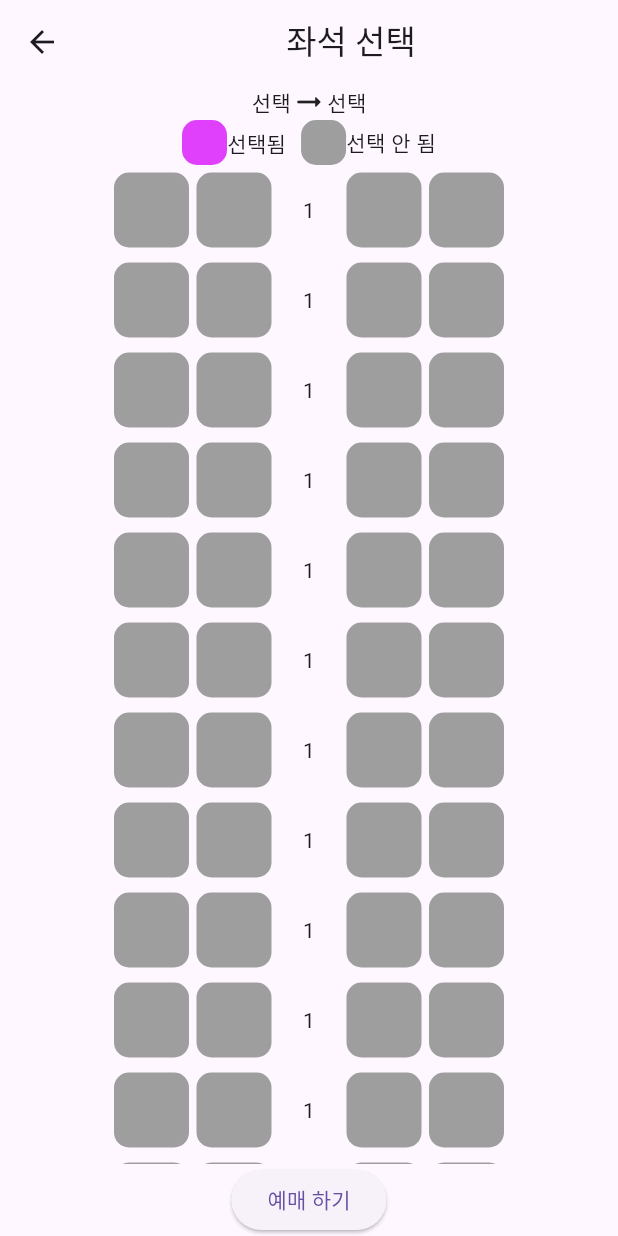
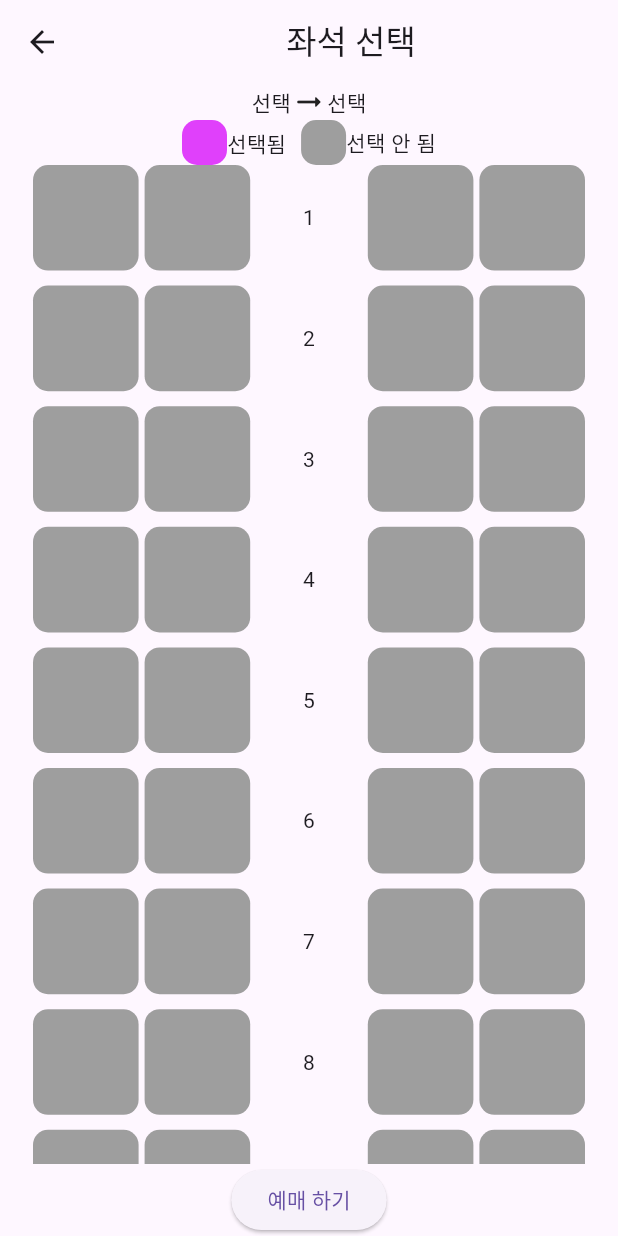
Before and after one commit to jinsung99123/flutter_train_app, a Flutter app: the screen it shows after launch, after a tap on "좌석 선택", on a phone screen of 412 x 824 dp. Run offline on Flutter 3.47's test engine with Material 3 defaults, Android fonts, the phone set to English and light mode, and no system bars.

Commit message:
좌석 세부 정보 확인을 위한 좌석 코드 재조정

```diff
--- a/lib/main.dart
+++ b/lib/main.dart
@@ -57,7 +57,7 @@ class _HomePageState extends State<HomePage> {
                         children: [
                           GestureDetector(
                             onTap: () async {
-                              String selectStation = await Navigator.push(context,
+                              final selectStation = await Navigator.push(context,
                               MaterialPageRoute(builder: (context)=>StationListPage(title:'출발역')));
 
                               if (selectStation !=null) {setState((){
@@ -81,7 +81,7 @@ class _HomePageState extends State<HomePage> {
 
                           GestureDetector(
                             onTap: () async {
-                              String selectEndStation = await Navigator.push(context,
+                              final selectEndStation = await Navigator.push(context,
                               MaterialPageRoute(builder: (context)=>StationListPage(title:'도착역')));
 
                               if (selectEndStation!=null) {setState(() {
--- a/lib/seat_page/seat_page.dart
+++ b/lib/seat_page/seat_page.dart
@@ -1,10 +1,18 @@
 import 'package:flutter/material.dart';
 
-class SeatPage extends StatelessWidget {
+class SeatPage extends StatefulWidget {
   String start;
   String end;
 
   SeatPage({required this.start,required this.end});
+
+  @override
+  State<SeatPage> createState() => _SeatPageState();
+}
+
+class _SeatPageState extends State<SeatPage> {
+
+
 
 
   @override
@@ -23,9 +31,9 @@ class SeatPage extends StatelessWidget {
           Row(
             mainAxisAlignment: MainAxisAlignment.center,
             children: [
-              Text(start),
+              Text(widget.start),
               Icon(Icons.arrow_right_alt_rounded),
-              Text(end)
+              Text(widget.end)
             ],
           ),
           Row(
@@ -68,73 +76,84 @@ class SeatPage extends StatelessWidget {
             child: SingleChildScrollView(
               child: Column(
                 children: [
-              seat(),
-              seat(),
-              seat(),
-              seat(),
-              seat(),
-              seat(),
-              seat(),
-              seat(),
-              seat(),
-              seat(),
-              seat(),
-              seat(),
-              seat(),
-              seat(),
-              seat(),
-              seat(),
-              seat(),
-              seat(),
-              seat(),
-              seat(),]),
+              seatrow(1),
+              SizedBox(height: 10),
+              seatrow(2),
+              SizedBox(height: 10),
+              seatrow(3),
+              SizedBox(height: 10),
+              seatrow(4),
+              SizedBox(height: 10),
+              seatrow(5),
+              SizedBox(height: 10),
+              seatrow(6),
+              SizedBox(height: 10),
+              seatrow(7),
+              SizedBox(height: 10),
+              seatrow(8),
+              SizedBox(height: 10),
+              seatrow(9),
+              SizedBox(height: 10),
+              seatrow(10),
+              SizedBox(height: 10),
+              seatrow(11),
+              SizedBox(height: 10),
+              seatrow(12),
+              SizedBox(height: 10),
+              seatrow(13),
+              SizedBox(height: 10),
+              seatrow(14),
+              SizedBox(height: 10),
+              seatrow(15),
+              SizedBox(height: 10),
+              seatrow(16),
+              SizedBox(height: 10),
+              seatrow(17),
+              SizedBox(height: 10),
+              seatrow(18),
+              SizedBox(height: 10),
+              seatrow(19),
+              SizedBox(height: 10),
+              seatrow(20),
+              ]),
             ),
           ),
+
           ElevatedButton(onPressed: () {}, child: Text('예매 하기'))
         ],
       ),
     );
   }
-}
+
+  Widget seatrow(int rowNum) {
+    return Padding(
+      padding: const EdgeInsets.symmetric(horizontal: 20),
+      child: Row(
+            children: [
+              seat(),
+              seat(),
+              Expanded(child: Center(child: Text('$rowNum'))),
+              seat(),
+              seat(),
+            ],
+          ),
+    );
+  }
+
 
 Widget seat() {
-  return Padding(
-    padding: const EdgeInsets.all(5.0),
-    child: Row(
-      mainAxisAlignment: MainAxisAlignment.center,
-      children: [
-        Container(
-          width: 50,
-          height: 50,
+  return Expanded(
+    child: Padding(
+      padding: const EdgeInsets.symmetric(horizontal: 2),
+      child: AspectRatio(
+        aspectRatio: 1,
+        child: Container(
+
           decoration: BoxDecoration(color: Colors.grey,
           borderRadius: BorderRadius.circular(10)),
         ),
-        SizedBox(width: 5),
-        Container(
-          width: 50,
-          height: 50,
-          decoration: BoxDecoration(color: Colors.grey,
-          borderRadius: BorderRadius.circular(10)),
-        ),
-        Container(
-          width: 50,
-          height: 50,
-          child: Center(child: Text('1')),
-        ),
-        Container(
-          width: 50,
-          height: 50,
-          decoration: BoxDecoration(color: Colors.grey,
-          borderRadius: BorderRadius.circular(10)),
-        ),
-        SizedBox(width: 5),
-        Container(
-          width: 50,
-          height: 50,
-          decoration: BoxDecoration(color: Colors.grey,
-          borderRadius: BorderRadius.circular(10)),
-        ),
-      ],
+      ),
     ),
   );
 }
+}
```
